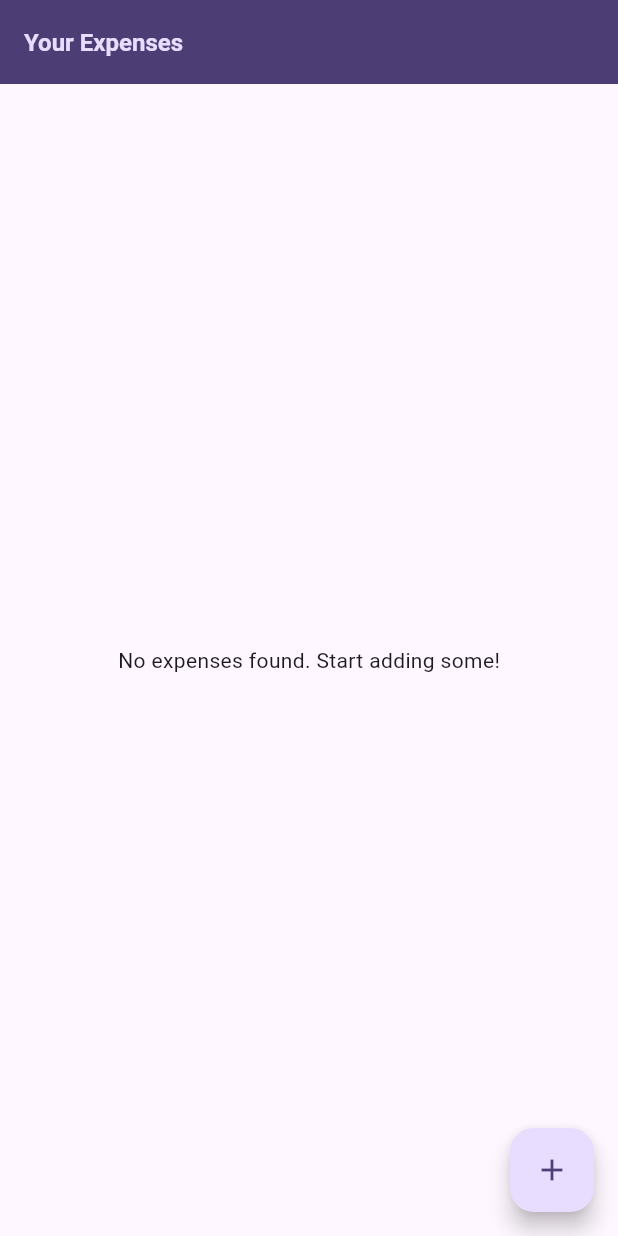
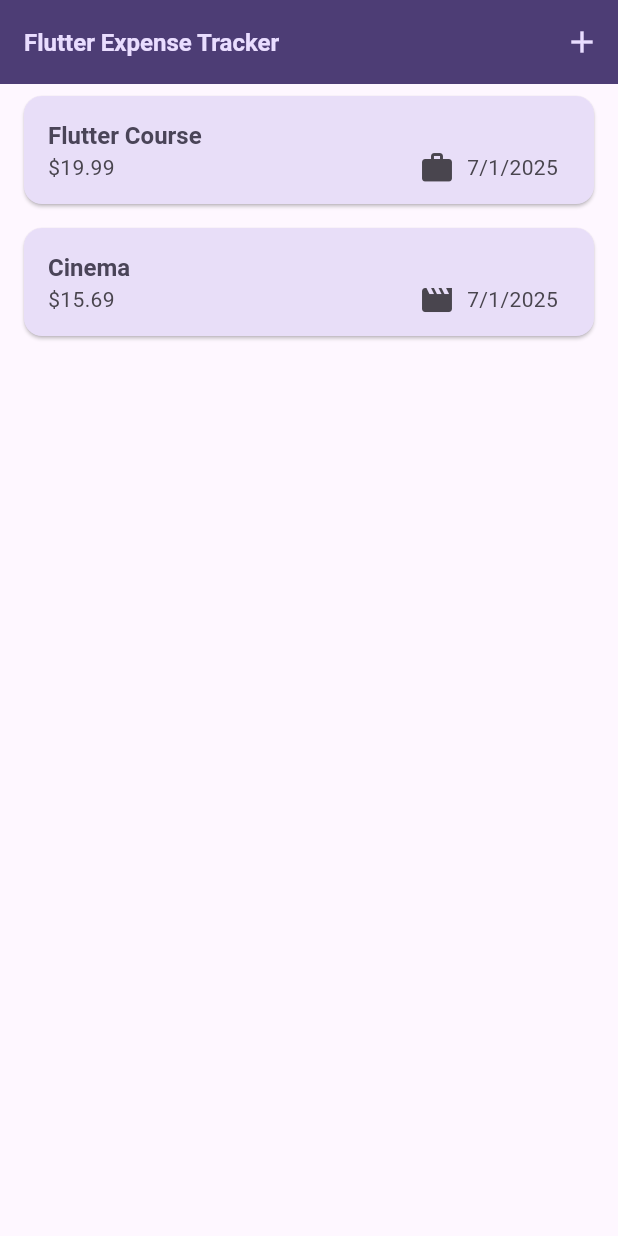
Before and after one commit to Yohannes-F21/flutter_expense_tracker, a Flutter app: the screen it shows after launch, on a phone screen of 412 x 824 dp. Run offline on Flutter 3.47's test engine with Material 3 defaults, Android fonts, the phone set to English and light mode, and no system bars.

Commit message:
Implement expense tracking features with models and UI components

```diff
--- /dev/null
+++ b/lib/models/expense.dart
@@ -0,0 +1,57 @@
+import 'package:flutter/material.dart';
+import 'package:uuid/uuid.dart';
+import 'package:intl/intl.dart'; // this package is used for formatting dates
+
+final formatter = DateFormat.yMd();
+
+const uuid = Uuid();
+
+enum Category { food, travel, leisure, work }
+
+const categoryIcons = {
+  Category.food: Icons.lunch_dining,
+  Category.travel: Icons.flight_takeoff,
+  Category.leisure: Icons.movie,
+  Category.work: Icons.work,
+};
+
+class Expense {
+  Expense({
+    required this.title,
+    required this.amount,
+    required this.date,
+    required this.category,
+  }) : id = uuid.v4();
+
+  final String id;
+  final String title;
+  final double amount;
+  final DateTime date;
+  final Category category;
+
+  String get formattedDate {
+    return formatter.format(date);
+  }
+}
+
+class ExpenseBucket {
+  const ExpenseBucket({required this.category, required this.expenses});
+
+  ExpenseBucket.forCategory(List<Expense> allExpenses, this.category)
+    : expenses = allExpenses
+          .where((expense) => expense.category == category)
+          .toList();
+
+  final Category category;
+  final List<Expense> expenses;
+
+  double get totalExpenses {
+    double sum = 0;
+
+    for (final expense in expenses) {
+      sum += expense.amount; // sum = sum + expense.amount
+    }
+
+    return sum;
+  }
+}
--- /dev/null
+++ b/lib/widgets/expense_list/expense_item.dart
@@ -0,0 +1,34 @@
+import 'package:expense_tracker/models/expense.dart';
+import 'package:flutter/material.dart';
+
+class ExpenseItem extends StatelessWidget {
+  const ExpenseItem({super.key, required this.expense});
+  final Expense expense;
+
+  @override
+  Widget build(BuildContext context) {
+    return Card(
+      child: ListTile(
+        title: Text(
+          expense.title,
+          style: Theme.of(context).textTheme.titleLarge,
+        ),
+        subtitle: Row(
+          // crossAxisAlignment: CrossAxisAlignment.start,
+          children: [
+            Text('\$${expense.amount.toStringAsFixed(2)}'),
+            const Spacer(),
+            Row(
+              mainAxisAlignment: MainAxisAlignment.end,
+              children: [
+                Icon(categoryIcons[expense.category]),
+                const SizedBox(width: 8),
+                Text(expense.formattedDate),
+              ],
+            ),
+          ],
+        ),
+      ),
+    );
+  }
+}
--- /dev/null
+++ b/lib/widgets/expense_list/expense_list.dart
@@ -0,0 +1,20 @@
+import 'package:flutter/material.dart';
+import 'package:expense_tracker/models/expense.dart';
+import 'package:expense_tracker/widgets/expense_list/expense_item.dart';
+
+class ExpenseList extends StatelessWidget {
+  const ExpenseList({super.key, required this.expenses});
+  final List<Expense> expenses;
+
+  @override
+  Widget build(BuildContext context) {
+    return Expanded(
+      child: ListView.builder(
+        itemCount: expenses.length, // Placeholder for the number of expenses
+        itemBuilder: (ctx, index) {
+          return ExpenseItem(expense: expenses[index]);
+        },
+      ),
+    );
+  }
+}
--- a/lib/widgets/expenses.dart
+++ b/lib/widgets/expenses.dart
@@ -1,4 +1,6 @@
+import 'package:expense_tracker/widgets/expense_list/expense_list.dart';
 import 'package:flutter/material.dart';
+import 'package:expense_tracker/models/expense.dart';
 
 class Expenses extends StatefulWidget {
   const Expenses({super.key});
@@ -8,16 +10,37 @@ class Expenses extends StatefulWidget {
 }
 
 class _ExpensesState extends State<Expenses> {
+  final List<Expense> _registeredExpenses = [
+    Expense(
+      title: 'Flutter Course',
+      amount: 19.99,
+      date: DateTime.now(),
+      category: Category.work,
+    ),
+    Expense(
+      title: 'Cinema',
+      amount: 15.69,
+      date: DateTime.now(),
+      category: Category.leisure,
+    ),
+  ];
   @override
   Widget build(BuildContext context) {
     return Scaffold(
-      appBar: AppBar(title: const Text('Your Expenses')),
-      body: const Center(child: Text('No expenses found. Start adding some!')),
-      floatingActionButton: FloatingActionButton(
-        onPressed: () {
-          // Add your action here
-        },
-        child: const Icon(Icons.add),
+      appBar: AppBar(
+        title: const Text('Flutter Expense Tracker'),
+        actions: [
+          IconButton(
+            icon: const Icon(Icons.add),
+            onPressed: () {
+              // Add your add expense logic here
+            },
+          ),
+        ],
+      ),
+      body: Column(
+        //placeholder for the chart widget
+        children: [ExpenseList(expenses: _registeredExpenses)],
       ),
     );
   }
--- a/pubspec.yaml
+++ b/pubspec.yaml
@@ -34,6 +34,8 @@ dependencies:
   # The following adds the Cupertino Icons font to your application.
   # Use with the CupertinoIcons class for iOS style icons.
   cupertino_icons: ^1.0.8
+  uuid: ^4.5.1
+  intl: ^0.20.2
 
 dev_dependencies:
   flutter_test:
```
Also changed, not shown: pubspec.lock.
